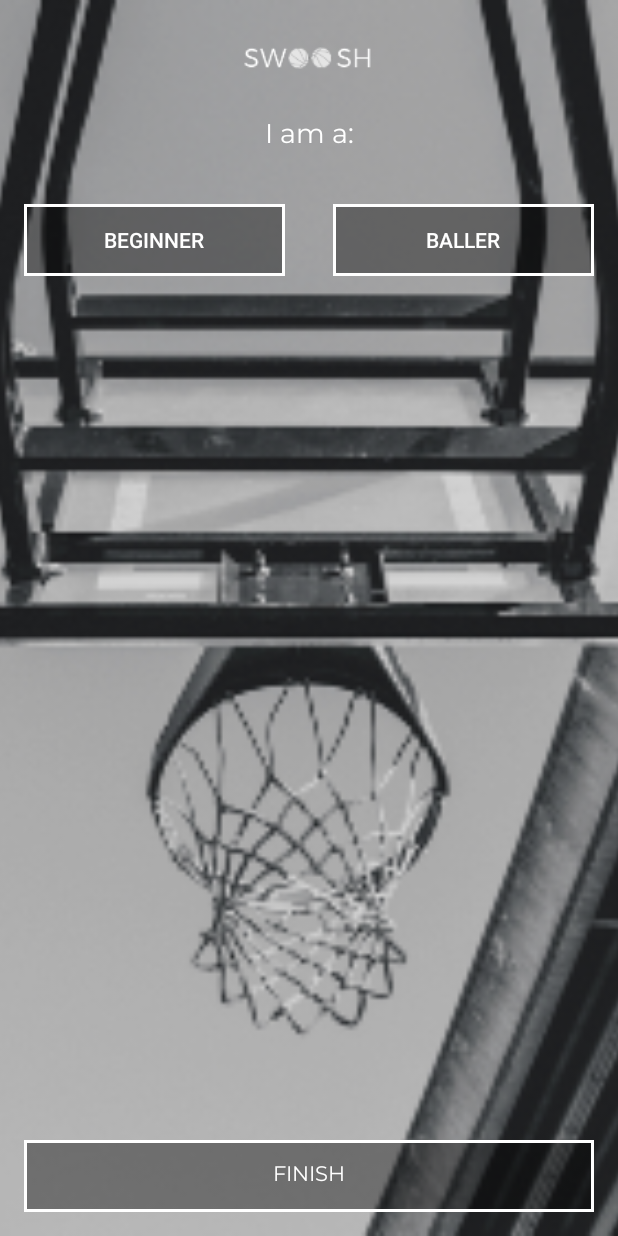
After one commit to Lavos96/Swoosh, an Android app: the SkillActivity screen opened directly, with no data from a screen before it, on a phone screen of 412 x 824 dp. The commit adds this screen. Run offline under Robolectric (Android 15) with nearby library versions, the phone set to English and light mode, and no system bars.

Commit message:
Added a skill view

```diff
--- a/app/src/main/AndroidManifest.xml
+++ b/app/src/main/AndroidManifest.xml
@@ -25,6 +25,8 @@
         </activity>
         <activity android:name=".BaseActivity">
         </activity>
+        <activity android:name=".SkillActivity">
+        </activity>
     </application>
 
 </manifest>
--- a/app/src/main/java/com/kowalczyk/michal/swoosh/LeagueActivity.kt
+++ b/app/src/main/java/com/kowalczyk/michal/swoosh/LeagueActivity.kt
@@ -1,7 +1,9 @@
 package com.kowalczyk.michal.swoosh
 
+import android.content.Intent
 import android.support.v7.app.AppCompatActivity
 import android.os.Bundle
+import android.view.View
 
 class LeagueActivity : BaseActivity() {
 
@@ -9,4 +11,9 @@ class LeagueActivity : BaseActivity() {
         super.onCreate(savedInstanceState)
         setContentView(R.layout.activity_league)
     }
+
+    fun leagueNextClicked(view: View){
+        val skillActivity=Intent(this,SkillActivity::class.java)
+        startActivity(skillActivity)
+    }
 }
--- /dev/null
+++ b/app/src/main/java/com/kowalczyk/michal/swoosh/SkillActivity.kt
@@ -0,0 +1,12 @@
+package com.kowalczyk.michal.swoosh
+
+import android.support.v7.app.AppCompatActivity
+import android.os.Bundle
+
+class SkillActivity : AppCompatActivity() {
+
+    override fun onCreate(savedInstanceState: Bundle?) {
+        super.onCreate(savedInstanceState)
+        setContentView(R.layout.activity_skill)
+    }
+}
--- a/app/src/main/res/layout/activity_league.xml
+++ b/app/src/main/res/layout/activity_league.xml
@@ -65,8 +65,10 @@
             android:text="@string/next"
             android:layout_width="0dp"
             android:layout_height="wrap_content"
-            android:id="@+id/button2" app:layout_constraintStart_toStartOf="parent" android:layout_marginStart="8dp"
-            app:layout_constraintEnd_toEndOf="parent" android:layout_marginEnd="8dp" android:layout_marginBottom="9dp"
+            android:id="@+id/leagueNextBtn" app:layout_constraintStart_toStartOf="parent"
+            android:layout_marginStart="16dp"
+            app:layout_constraintEnd_toEndOf="parent" android:layout_marginEnd="16dp" android:layout_marginBottom="16dp"
             app:layout_constraintBottom_toBottomOf="parent" android:background="@drawable/swoosh_button"
-            android:textColor="@android:color/white" android:fontFamily="@font/montserrat"/>
+            android:textColor="@android:color/white" android:fontFamily="@font/montserrat"
+            android:onClick="leagueNextClicked"/>
 </android.support.constraint.ConstraintLayout>
--- /dev/null
+++ b/app/src/main/res/layout/activity_skill.xml
@@ -0,0 +1,64 @@
+<?xml version="1.0" encoding="utf-8"?>
+<android.support.constraint.ConstraintLayout
+        xmlns:android="http://schemas.android.com/apk/res/android"
+        xmlns:tools="http://schemas.android.com/tools"
+        xmlns:app="http://schemas.android.com/apk/res-auto"
+        android:layout_width="match_parent"
+        android:layout_height="match_parent"
+        tools:context=".SkillActivity">
+
+    <ImageView
+            android:layout_width="0dp"
+            android:layout_height="0dp" app:srcCompat="@drawable/beginnerballerbg"
+            android:id="@+id/imageView4"
+            app:layout_constraintStart_toStartOf="parent"
+            app:layout_constraintEnd_toEndOf="parent"
+            app:layout_constraintTop_toTopOf="parent"
+            app:layout_constraintBottom_toBottomOf="parent" android:scaleType="centerCrop"
+            android:contentDescription="@string/background_image"/>
+    <ImageView
+            android:layout_width="88dp"
+            android:layout_height="29dp" app:srcCompat="@drawable/swooshlogo"
+            android:id="@+id/imageView2"
+            android:scaleType="fitCenter" android:layout_marginTop="24dp" app:layout_constraintTop_toTopOf="parent"
+            android:layout_marginEnd="8dp" app:layout_constraintEnd_toEndOf="parent" android:layout_marginStart="8dp"
+            app:layout_constraintStart_toStartOf="parent" android:contentDescription="@string/app_logo"/>
+    <TextView
+            android:text="@string/i_am_a"
+            android:layout_width="wrap_content"
+            android:layout_height="wrap_content"
+            android:id="@+id/textView5" android:fontFamily="@font/montserrat"
+            android:textSize="18sp" android:textColor="@android:color/white" android:layout_marginTop="24dp"
+            app:layout_constraintTop_toBottomOf="@+id/imageView2" android:layout_marginEnd="8dp"
+            app:layout_constraintEnd_toEndOf="parent" android:layout_marginStart="8dp"
+            app:layout_constraintStart_toStartOf="parent"/>
+    <LinearLayout
+            android:orientation="horizontal"
+            android:layout_width="0dp"
+            android:layout_height="wrap_content"
+            app:layout_constraintStart_toStartOf="parent" android:layout_marginStart="16dp"
+            app:layout_constraintEnd_toEndOf="parent" android:layout_marginEnd="16dp" android:layout_marginTop="32dp"
+            app:layout_constraintTop_toBottomOf="@+id/textView5">
+        <ToggleButton
+                android:text="@string/beginner"
+                android:layout_width="wrap_content"
+                android:layout_height="wrap_content" android:id="@+id/toggleButton4" android:layout_weight="1"
+                android:background="@drawable/swoosh_toggle" android:textColor="@android:color/white"
+                android:textOff="@string/beginner" android:textOn="@string/beginner" android:layout_marginEnd="16dp"/>
+        <ToggleButton
+                android:text="@string/baller"
+                android:layout_width="wrap_content"
+                android:layout_height="wrap_content" android:id="@+id/toggleButton5" android:layout_weight="1"
+                android:background="@drawable/swoosh_toggle" android:textColor="@android:color/white"
+                android:textOff="@string/baller" android:textOn="@string/baller" android:layout_marginStart="16dp"/>
+    </LinearLayout>
+    <Button
+            android:text="@string/finish"
+            android:layout_width="0dp"
+            android:layout_height="wrap_content"
+            android:id="@+id/button" app:layout_constraintStart_toStartOf="parent" android:layout_marginStart="16dp"
+            app:layout_constraintEnd_toEndOf="parent" android:layout_marginEnd="16dp" android:layout_marginBottom="16dp"
+            app:layout_constraintBottom_toBottomOf="@+id/imageView4" android:fontFamily="@font/montserrat"
+            android:textColor="@android:color/white" android:background="@drawable/swoosh_button"/>
+
+</android.support.constraint.ConstraintLayout>
--- a/app/src/main/res/layout/activity_welcome.xml
+++ b/app/src/main/res/layout/activity_welcome.xml
@@ -25,7 +25,7 @@
             app:layout_constraintStart_toStartOf="parent" android:contentDescription="@string/app_logo"/>
     <TextView
             android:text="@string/go_all_in"
-            android:layout_width="228dp"
+            android:layout_width="229dp"
             android:layout_height="56dp"
             android:id="@+id/textView2" android:textColor="@android:color/white"
             android:fontFamily="@font/montserrat" android:textSize="46sp" android:layout_marginTop="80dp"
@@ -34,13 +34,14 @@
             app:layout_constraintStart_toStartOf="parent" app:layout_constraintHorizontal_bias="0.557"/>
     <TextView
             android:text="@string/on_going_all_out"
-            android:layout_width="wrap_content"
+            android:layout_width="190dp"
             android:layout_height="wrap_content"
             android:id="@+id/textView3" android:textColor="@android:color/white"
-            android:textSize="22sp" android:fontFamily="@font/montserrat"
+            android:textSize="18sp" android:fontFamily="@font/montserrat"
             app:layout_constraintTop_toBottomOf="@+id/textView2"
-            app:layout_constraintEnd_toEndOf="@+id/textView2" app:layout_constraintStart_toStartOf="@+id/textView2"
-            android:textStyle="bold"/>
+            android:textStyle="bold" android:layout_marginStart="8dp" app:layout_constraintStart_toStartOf="parent"
+            android:layout_marginEnd="8dp" app:layout_constraintEnd_toEndOf="parent"
+            app:layout_constraintHorizontal_bias="0.544"/>
     <TextView
             android:text="@string/find_a_team_in_your_city_and_dominate_the_league"
             android:layout_width="183dp"
@@ -56,8 +57,8 @@
             android:layout_width="0dp"
             android:layout_height="wrap_content"
             android:id="@+id/getStartedBtn" app:layout_constraintStart_toStartOf="parent"
-            android:layout_marginStart="8dp"
-            app:layout_constraintEnd_toEndOf="parent" android:layout_marginEnd="8dp" android:layout_marginBottom="8dp"
+            android:layout_marginStart="16dp"
+            app:layout_constraintEnd_toEndOf="parent" android:layout_marginEnd="16dp" android:layout_marginBottom="16dp"
             app:layout_constraintBottom_toBottomOf="parent" android:fontFamily="@font/montserrat"
             android:background="@drawable/swoosh_button" android:textColor="@android:color/white"/>
 
--- a/app/src/main/res/values/strings.xml
+++ b/app/src/main/res/values/strings.xml
@@ -12,4 +12,8 @@
     <string name="find_a_team_in_your_city_and_dominate_the_league">Find a team in your city, and dominate the league.
     </string>
     <string name="get_started">GET STARTED</string>
+    <string name="i_am_a">I am a:</string>
+    <string name="beginner">BEGINNER</string>
+    <string name="baller">BALLER</string>
+    <string name="finish">FINISH</string>
 </resources>
```
